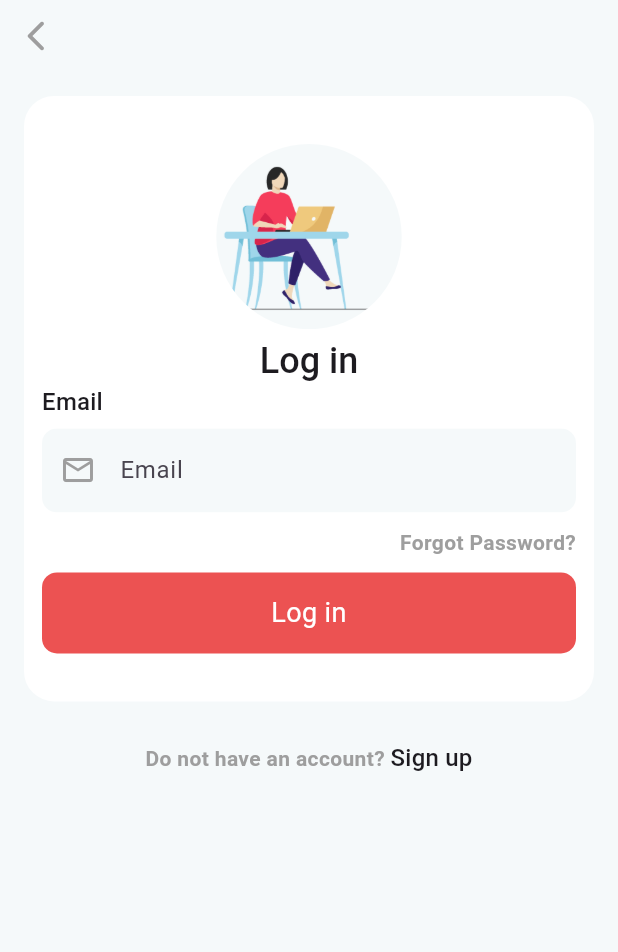
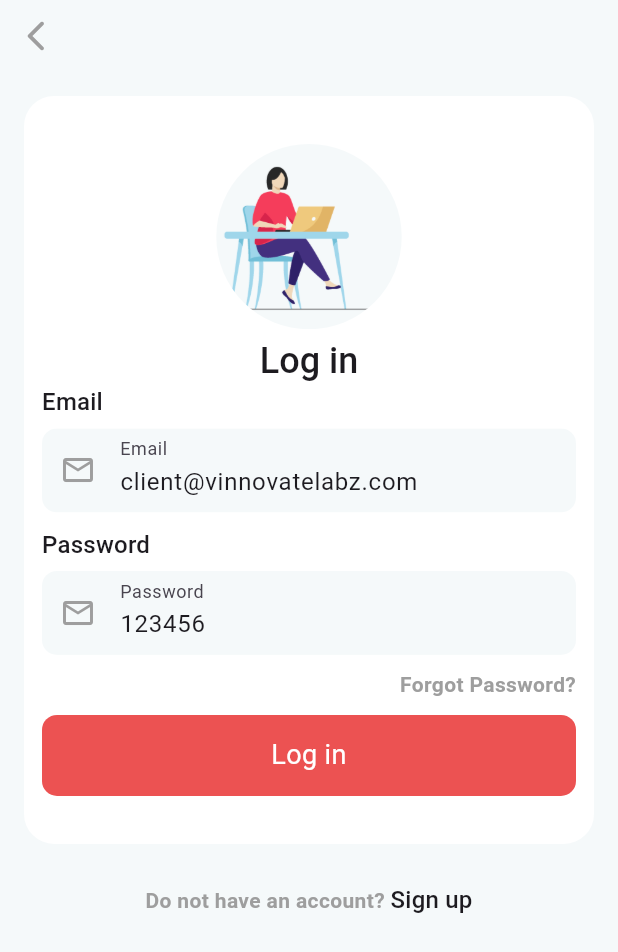
Before and after one commit to Praveen-Pandiyan/first-basket, a Flutter app: the LoginPage screen opened by its route, on a phone screen of 412 x 824 dp. Shown: the top 952 px of the screen. Run offline on Flutter 3.47's test engine with Material 3 defaults, Android fonts, the phone set to English and light mode, and no system bars; our stand-ins replace dio, firebase_auth, firebase_core; missing offline and left inert: rate_in_stars; accounts and stored records are empty; network calls fail.

Commit message:
auth added

```diff
--- a/lib/pages/home.dart
+++ b/lib/pages/home.dart
@@ -42,7 +42,7 @@ class _MyHomePageState extends State<MyHomePage> {
                     TextField(
                       controller: _search,
                       onChanged: (value) {
-                        if (value.isNotEmpty) {
+                        if (value.length>2) {
                           context.read<CoursesRepo>().search(value);
                         }else{
                           context.read<CoursesRepo>().resetSearch();
--- a/lib/pages/login.dart
+++ b/lib/pages/login.dart
@@ -1,4 +1,6 @@
+import 'package:first_basket/repo/auth_repo.dart';
 import 'package:flutter/material.dart';
+import 'package:provider/provider.dart';
 
 class LoginPage extends StatefulWidget {
   const LoginPage({super.key});
@@ -8,6 +10,8 @@ class LoginPage extends StatefulWidget {
 }
 
 class _LoginPageState extends State<LoginPage> {
+  final TextEditingController _email = TextEditingController(text: 'client@vinnovatelabz.com'),
+      _pass = TextEditingController(text: "123456");
   @override
   Widget build(BuildContext context) {
     return Scaffold(
@@ -15,7 +19,6 @@ class _LoginPageState extends State<LoginPage> {
         child: Column(
           crossAxisAlignment: CrossAxisAlignment.start,
           children: [
-
             IconButton(
                 onPressed: () {},
                 icon: const Icon(Icons.arrow_back_ios_new_rounded)),
@@ -55,6 +58,7 @@ class _LoginPageState extends State<LoginPage> {
                       ClipRRect(
                         borderRadius: BorderRadius.circular(10),
                         child: TextFormField(
+                          controller: _email,
                           decoration: InputDecoration(
                               fillColor:
                                   Theme.of(context).scaffoldBackgroundColor,
@@ -65,6 +69,26 @@ class _LoginPageState extends State<LoginPage> {
                               border: InputBorder.none,
                               filled: true,
                               labelText: "Email"),
+                        ),
+                      ),
+                      const SizedBox(height: 10),
+                      Text("Password",
+                          style: Theme.of(context).textTheme.titleMedium),
+                      const SizedBox(height: 5),
+                      ClipRRect(
+                        borderRadius: BorderRadius.circular(10),
+                        child: TextFormField(
+                          controller: _pass,
+                          decoration: InputDecoration(
+                              fillColor:
+                                  Theme.of(context).scaffoldBackgroundColor,
+                              prefixIcon: const Icon(
+                                Icons.email_outlined,
+                                color: Colors.grey,
+                              ),
+                              border: InputBorder.none,
+                              filled: true,
+                              labelText: "Password"),
                         ),
                       ),
                       const SizedBox(height: 10),
@@ -81,7 +105,24 @@ class _LoginPageState extends State<LoginPage> {
                         ),
                       ),
                       const SizedBox(height: 10),
+                      if (context.watch<LoginRepo>().err != null) ...[
                         Container(
+                          decoration: const BoxDecoration(color: Colors.red),
+                          child: Text("${context.watch<LoginRepo>().err}", style: const  TextStyle(color: Colors.white),),
+                        ),
+                        const SizedBox(height: 10),
+                      ],
+                      InkWell(
+                        onTap: (){
+                          context.read<LoginRepo>().login(_email.text, _pass.text).then((e){
+                            print(e);
+                            if(e){
+                              print("frfr");
+                              Navigator.pushNamed(context, '/');
+                            }
+                          });
+                        },
+                        child: Container(
                             decoration: BoxDecoration(
                                 color: Theme.of(context).primaryColor,
                                 borderRadius: BorderRadius.circular(10)),
@@ -90,7 +131,8 @@ class _LoginPageState extends State<LoginPage> {
                               "Log in",
                               textAlign: TextAlign.center,
                               style: TextStyle(color: Colors.white, fontSize: 18),
-                          ))
+                            )),
+                      )
                     ],
                   ))
                 ],
--- /dev/null
+++ b/lib/repo/auth_repo.dart
@@ -0,0 +1,28 @@
+import 'dart:async';
+import 'package:firebase_auth/firebase_auth.dart';
+import 'package:flutter/foundation.dart';
+
+class LoginRepo extends ChangeNotifier with DiagnosticableTreeMixin {
+  String? err;
+  Future<bool> login(String email, String password) async {
+    err = null;
+    notifyListeners();
+    try {
+      final credential = await FirebaseAuth.instance
+          .signInWithEmailAndPassword(email: email, password: password,
+
+          );
+      return true;
+    } on FirebaseAuthException catch (e) {
+      if (e.code == 'user-not-found') {
+        err = ('No user found for that email.');
+      } else if (e.code == 'wrong-password') {
+        err = ('Wrong password provided for that user.');
+      } else {
+        err = e.message;
+      }
+      notifyListeners();
+      return false;
+    }
+  }
+}
--- a/pubspec.yaml
+++ b/pubspec.yaml
@@ -38,6 +38,8 @@ dependencies:
   provider: ^6.1.2
   dio: ^5.4.3+1
   rate_in_stars: ^0.0.3
+  firebase_auth: ^5.0.0
+  firebase_core: ^3.0.0
 
 dev_dependencies:
   flutter_test:
```
Also changed, not shown: lib/main.dart (+12 -3 lines), firebase.json (added), lib/firebase_options.dart (added), pubspec.lock, 8 other files. Lines whose indentation alone changed are shown as unchanged.
